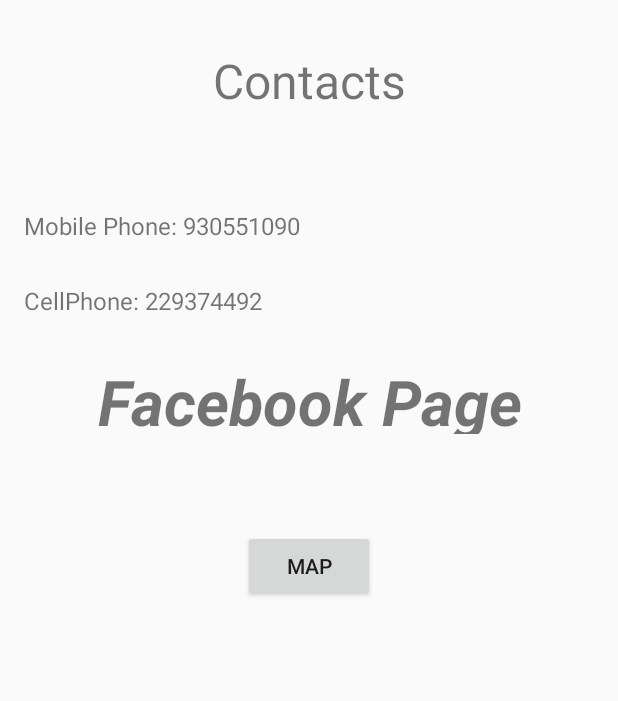
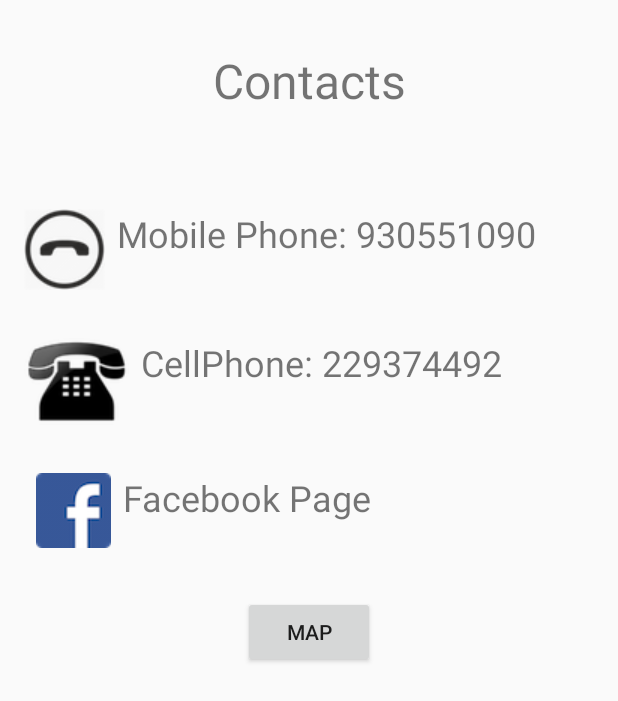
Before and after one commit to NetoPedro/CafeEdenApp, an Android app: the Contacts screen opened directly, with no data from a screen before it, on a phone screen of 412 x 824 dp. Shown: the top 701 px of the screen. Run offline under Robolectric (Android 15) with nearby library versions, the phone set to English and light mode, and no system bars.

Commit message:
ContactsActivity UI refined

```diff
--- a/app/src/main/res/layout/activity_contacts.xml
+++ b/app/src/main/res/layout/activity_contacts.xml
@@ -1,5 +1,5 @@
 <?xml version="1.0" encoding="utf-8"?>
-<LinearLayout xmlns:android="http://schemas.android.com/apk/res/android"
+<RelativeLayout xmlns:android="http://schemas.android.com/apk/res/android"
     xmlns:tools="http://schemas.android.com/tools"
     android:layout_width="match_parent"
     android:layout_height="match_parent"
@@ -15,40 +15,81 @@
         android:layout_height="wrap_content"
         android:text="@string/menuBotaoContactos"
         android:textSize="32sp"
-        android:paddingBottom= "64dp"
+        android:id="@+id/contactsHeader"
+        android:layout_marginBottom="64dp"
         android:layout_marginTop="16dp"
         android:gravity="center_horizontal"/>
+
+
+    <ImageView
+        android:layout_width="wrap_content"
+        android:layout_height="wrap_content"
+        android:layout_alignParentLeft="true"
+        android:id="@+id/telemovelLogo"
+        android:layout_marginBottom="32dp"
+        android:src="@drawable/phone_icon"
+        android:layout_below="@id/contactsHeader"
+        />
+
+    <ImageView
+        android:layout_width="wrap_content"
+        android:layout_height="wrap_content"
+        android:id="@+id/telefoneLogo"
+        android:src="@drawable/phone_icon2"
+        android:layout_marginBottom="32dp"
+        android:layout_alignParentLeft="true"
+        android:layout_below="@id/telemovelLogo"
+        />
     <TextView
         android:layout_width="match_parent"
         android:id="@+id/telefone"
-        android:layout_height="50dp"
-        android:textSize="16sp"
+        android:layout_height="wrap_content"
+        android:textSize="24sp"
+        android:layout_toRightOf="@id/telemovelLogo"
+        android:paddingLeft="8dp"
+        android:layout_below="@id/contactsHeader"
         android:text="@string/contactsTelemovel"
         />
 
     <TextView
         android:layout_width="match_parent"
         android:id="@+id/telemovel"
-        android:layout_height="50dp"
-        android:textSize="16sp"
+        android:textSize="24sp"
+        android:layout_height="wrap_content"
+        android:layout_toRightOf="@id/telefoneLogo"
+        android:paddingLeft="8dp"
+        android:layout_below="@id/telemovelLogo"
+        android:layout_marginBottom="32dp"
         android:text="@string/contactsTelefone"
         />
-
+    <ImageView
+        android:layout_width="wrap_content"
+        android:layout_height="wrap_content"
+        android:id="@+id/facebookLogo"
+        android:layout_marginBottom="32dp"
+        android:layout_alignParentLeft="true"
+        android:layout_marginLeft="8dp"
+        android:src="@drawable/facebooklogo"
+        android:layout_below="@id/telefoneLogo"
+        />
     <TextView
         android:layout_width="match_parent"
-        android:layout_height="50dp"
+        android:layout_height="wrap_content"
         android:id="@+id/facebook"
-        android:textSize="42sp"
-        android:textStyle="bold|italic"
-        android:gravity="center_horizontal"
+        android:textSize="24sp"
+        android:layout_below="@id/telefoneLogo"
+        android:layout_toRightOf="@id/facebookLogo"
+        android:paddingLeft="8dp"
+        android:layout_marginBottom="32dp"
         android:text="@string/contactsPaginaFb"
         />
     <Button
         android:layout_width="wrap_content"
         android:layout_height="wrap_content"
         android:id="@+id/botaoMapa"
+        android:layout_below="@id/facebookLogo"
+        android:layout_centerInParent="true"
         android:text="@string/mapa"
-        android:layout_marginTop="64dp"
-        android:layout_gravity="center_horizontal" />
+        />
 
-</LinearLayout>
+</RelativeLayout>
```
Also changed, not shown: app/src/main/res/drawable/facebooklogo.png (added), app/src/main/res/drawable/phone_icon.png (added), app/src/main/res/drawable/phone_icon2.png (added).
